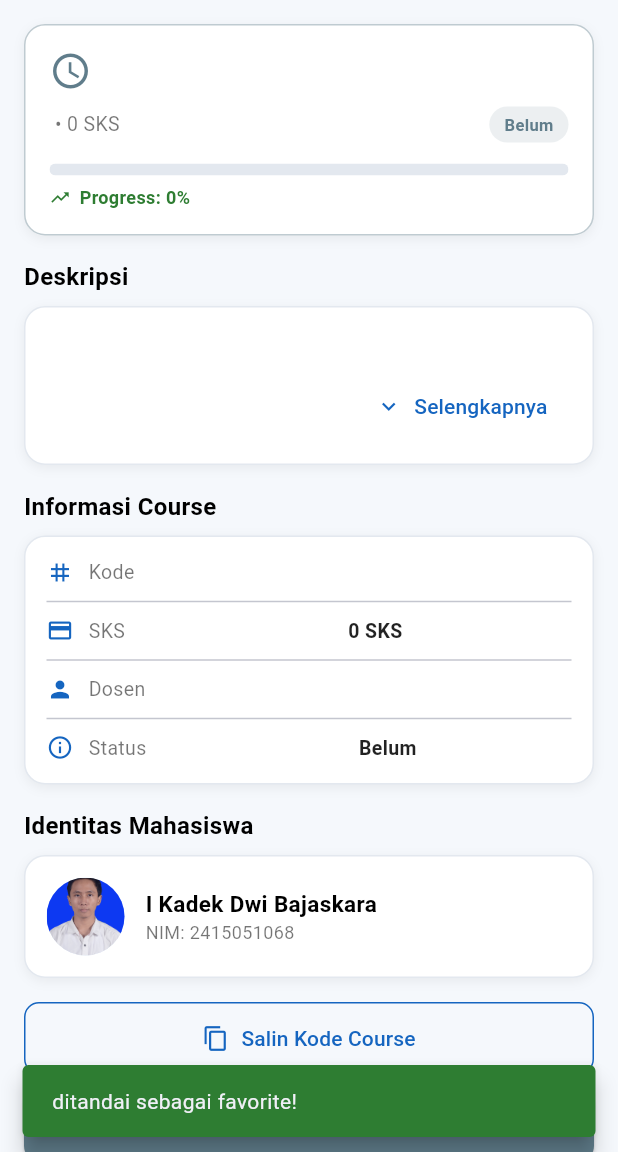
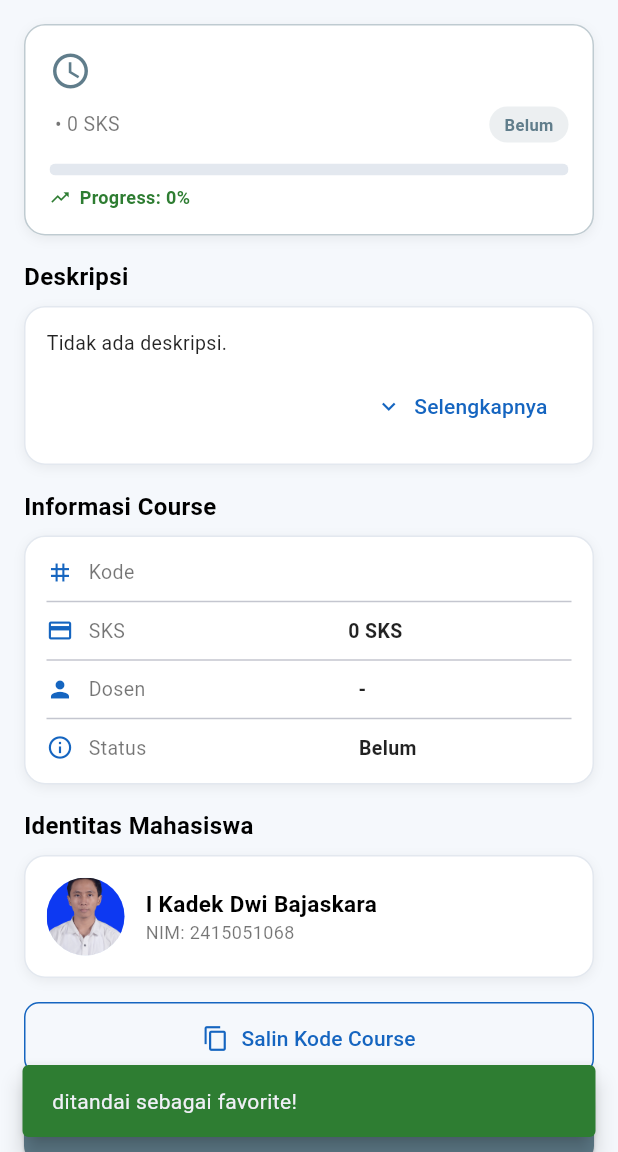
Before and after one commit to shiroKaraa/Course-Explorer-v2, a Flutter app: the CourseDetailPage screen opened directly with empty values, after a tap on "Tandai sebagai Favorite", on a phone screen of 412 x 824 dp, the part 84-1236 px from its top. Run offline on Flutter 3.47's test engine with Material 3 defaults, Android fonts, the phone set to English and light mode, and no system bars.

Commit message:
14-AB :  Tambah aksen emas dan migrasi CourseCard ke model Course

```diff
--- a/lib/core/app_colors.dart
+++ b/lib/core/app_colors.dart
@@ -1,13 +1,22 @@
 import 'package:flutter/material.dart';
 
 class AppColors {
+  // ===== PRIMARY (Undiksha Blue) =====
   static const primary = Color(0xFF1565C0);
   static const primarySoft = Color(0xFFE3F0FC);
+
+  // ===== STATUS =====
   static const success = Color(0xFF2E7D32);
   static const successSoft = Color(0xFFE6F4EA);
   static const warn = Color(0xFFEF6C00);
   static const muted = Color(0xFF607D8B);
+
+  // ===== BACKGROUND & BORDER =====
   static const bg = Color(0xFFF5F8FC);
   static const border = Color(0xFFE3E8EF);
   static const errorSoft = Color(0xFFFFEBEE);
+
+  // ===== GOLD ACCENT  =====
+  static const gold = Color(0xFFFFB300);
+  static const goldSoft = Color(0xFFFFF4D6);
 }
--- a/lib/core/legacy_globals.dart
+++ b/lib/core/legacy_globals.dart
@@ -9,7 +9,6 @@ import 'di.dart';
 import 'ui_helpers.dart';
 
 typedef Json = Map<String, dynamic>;
-
 final Future<Json> studentDataFuture = rootBundle
     .loadString('assets/data/student_data.json')
     .then((s) => jsonDecode(s) as Json);
--- a/lib/demos/tahap_5_6_7_demo.dart
+++ b/lib/demos/tahap_5_6_7_demo.dart
@@ -4,12 +4,15 @@ import 'package:provider/provider.dart';
 import '../core/app_colors.dart';
 import '../core/legacy_globals.dart';
 import '../core/ui_helpers.dart';
+import '../models/course.dart';
 import '../providers/course_provider.dart';
 import '../widgets/app_card.dart';
 import '../screens/course_detail_page.dart';
 
+// ===== TAHAP 6 =====
 class ChangeNotifierDemoCard extends StatelessWidget {
   const ChangeNotifierDemoCard({super.key});
+
   @override
   Widget build(BuildContext context) {
     final provider = context.watch<CourseProvider>();
@@ -102,8 +105,10 @@ class ChangeNotifierDemoCard extends StatelessWidget {
       );
 }
 
+// ===== TAHAP 7 =====
 class WatchReadConsumerDemoCard extends StatelessWidget {
   const WatchReadConsumerDemoCard({super.key});
+
   @override
   Widget build(BuildContext context) {
     final provider = context.watch<CourseProvider>();
@@ -206,6 +211,7 @@ class WatchReadConsumerDemoCard extends StatelessWidget {
 
 class ConsumerOnlyCounterTile extends StatelessWidget {
   const ConsumerOnlyCounterTile({super.key});
+
   @override
   Widget build(BuildContext context) => Consumer<CourseProvider>(
         builder: (context, provider, child) => Container(
@@ -229,26 +235,35 @@ class ConsumerOnlyCounterTile extends StatelessWidget {
       );
 }
 
+// ===== FAVORITE SECTION — baca dari provider, tampilkan Course typed =====
 class FavoriteSectionCard extends StatelessWidget {
   const FavoriteSectionCard({super.key});
 
   @override
   Widget build(BuildContext context) => Consumer<CourseProvider>(
-        builder: (context, provider, _) =>
-            withCourses(handleStates: false, (_, courses) {
-          final favCourses = courses
+        builder: (context, provider, _) {
+          if (!provider.hasLoaded) {
+            return AppCard(
+              borderColor: AppColors.gold.withValues(alpha: 0.35),
+              child: const Padding(
+                padding: EdgeInsets.symmetric(vertical: 12),
+                child: Center(child: CircularProgressIndicator()),
+              ),
+            );
+          }
+          final favCourses = provider.courses
               .where((c) => provider.isFavorite(c.code))
               .toList();
           return AppCard(
-            borderColor: AppColors.success.withValues(alpha: 0.35),
+            borderColor: AppColors.gold.withValues(alpha: 0.4),
             child:
                 Column(crossAxisAlignment: CrossAxisAlignment.start, children: [
               cardHeader(
                 Icons.star,
-                'Course Favorite (Provider)',
+                'Course Favorite',
                 Text('${favCourses.length}',
-                    style:
-                        ts(13, w: FontWeight.bold, color: AppColors.success)),
+                    style: ts(13, w: FontWeight.bold, color: AppColors.gold)),
+                color: AppColors.gold,
               ),
               gap(10),
               if (favCourses.isEmpty)
@@ -257,18 +272,18 @@ class FavoriteSectionCard extends StatelessWidget {
                 for (final c in favCourses) _favItem(context, c),
             ]),
           );
-        }),
+        },
       );
 
-  Widget _favItem(BuildContext context, Json c) => Padding(
+  Widget _favItem(BuildContext context, Course c) => Padding(
         padding: const EdgeInsets.only(bottom: 6),
         child: InkWell(
           borderRadius: BorderRadius.circular(8),
-          onTap: () => go(context, CourseDetailPage(course: c)),
+          onTap: () => openCourse(context, c),
           child: Padding(
             padding: const EdgeInsets.symmetric(horizontal: 6, vertical: 4),
             child: Row(children: [
-              const Icon(Icons.bookmark, size: 16, color: AppColors.success),
+              const Icon(Icons.bookmark, size: 16, color: AppColors.gold),
               const SizedBox(width: 8),
               Expanded(
                 child: Text(c.title,
--- a/lib/screens/course_detail_page.dart
+++ b/lib/screens/course_detail_page.dart
@@ -5,6 +5,7 @@ import 'package:provider/provider.dart';
 import '../core/app_colors.dart';
 import '../core/legacy_globals.dart';
 import '../core/ui_helpers.dart';
+import '../models/course.dart';
 import '../providers/course_provider.dart';
 import '../widgets/app_card.dart';
 import '../widgets/demo_scaffold.dart';
@@ -13,8 +14,12 @@ import '../widgets/info_card.dart';
 import '../widgets/scroll_page.dart';
 import '../widgets/status_helper.dart';
 
+void openCourse(BuildContext context, Course course) {
+  go(context, CourseDetailPage(course: course));
+}
+
 class CourseDetailPage extends StatefulWidget {
-  final Json course;
+  final Course course;
 
   const CourseDetailPage({super.key, required this.course});
 
@@ -28,17 +33,15 @@ class _CourseDetailPageState extends State<CourseDetailPage> {
   @override
   Widget build(BuildContext context) {
     final course = widget.course;
-    final code = course.str('code');
-
-    // watch: rebuild saat favorites berubah.
+    final code = course.code;
     final provider = context.watch<CourseProvider>();
     final isFavorite = provider.isFavorite(code);
-
     final status = course.status;
     final color = StatusHelper.color(status);
-    final credits = course.str('credits');
-    final progress = StatusHelper.progressOf(status);
-    final desc = course.str('description', 'Tidak ada deskripsi.');
+    final progress = course.progress;
+    final desc = course.description.isEmpty
+        ? 'Tidak ada deskripsi.'
+        : course.description;
 
     return DemoScaffold(
       body: ScrollPage([
@@ -55,7 +58,7 @@ class _CourseDetailPageState extends State<CourseDetailPage> {
             ]),
             gap(10),
             Row(children: [
-              Text('$code • $credits SKS', style: ts(13, color: Colors.black54)),
+              Text(course.summary, style: ts(13, color: Colors.black54)),
               const Spacer(),
               StatusHelper.badge(status),
             ]),
@@ -120,9 +123,9 @@ class _CourseDetailPageState extends State<CourseDetailPage> {
           'Informasi Course',
           InfoCard([
             InfoRow(Icons.tag, 'Kode', code),
-            InfoRow(Icons.credit_card, 'SKS', '$credits SKS'),
-            InfoRow(Icons.person, 'Dosen', course.str('dosen')),
-            InfoRow(Icons.info_outline, 'Status', StatusHelper.label(status)),
+            InfoRow(Icons.credit_card, 'SKS', '${course.credits} SKS'),
+            InfoRow(Icons.person, 'Dosen', course.dosen),
+            InfoRow(Icons.info_outline, 'Status', course.statusLabel),
           ]),
         ),
         ...section('Identitas Mahasiswa', const IdentityCard()),
@@ -139,12 +142,11 @@ class _CourseDetailPageState extends State<CourseDetailPage> {
         gap(10),
         ElevatedButton.icon(
           onPressed: () {
-            // Toggle langsung ke provider.
             context.read<CourseProvider>().toggleFavorite(code);
             final nowFav = context.read<CourseProvider>().isFavorite(code);
             showMsg(
               context,
-              '${course.str('title', 'Course')} '
+              '${course.title} '
               '${nowFav ? 'ditandai sebagai favorite!' : 'dihapus dari favorite.'}',
               color: nowFav ? AppColors.success : AppColors.primary,
             );
--- a/lib/screens/course_grid_page.dart
+++ b/lib/screens/course_grid_page.dart
@@ -2,9 +2,9 @@ import 'package:flutter/material.dart';
 import 'package:provider/provider.dart';
 
 import '../core/app_colors.dart';
-import '../core/app_strings.dart';
 import '../core/legacy_globals.dart';
 import '../core/ui_helpers.dart';
+import '../models/course.dart';
 import '../providers/course_provider.dart';
 import '../widgets/course_card.dart';
 import '../widgets/demo_scaffold.dart';
@@ -19,84 +19,90 @@ const _filterOptions = <(String, String, IconData)>[
   ('favorite', 'Favorite', Icons.star),
 ];
 
-bool _matchesFilter(String filter, Json c, Set<String> favs) =>
+bool _matchesFilter(String filter, Course c, Set<String> favs) =>
     switch (filter) {
       'done' || 'active' || 'planned' => c.status == filter,
       'favorite' => favs.contains(c.code),
       _ => true,
     };
 
-void openCourse(BuildContext context, Json course) {
-  go(context, CourseDetailPage(course: course));
-}
-
-Future<void> confirmRemoveFavorite(BuildContext context, Json course) async {
-  final code = course.code;
-  final provider = context.read<CourseProvider>();
-  if (!provider.isFavorite(code)) return;
-  final ok = await showDialog<bool>(
-    context: context,
-    builder: (ctx) => AlertDialog(
-      title: const Text('Hapus Favorite?'),
-      content:
-          Text('Hapus "${course.str('title', 'Course')}" dari daftar favorite?'),
-      actions: [
-        TextButton(
-            onPressed: () => Navigator.pop(ctx, false),
-            child: const Text('Batal')),
-        ElevatedButton(
-          onPressed: () => Navigator.pop(ctx, true),
-          style: ElevatedButton.styleFrom(
-              backgroundColor: Colors.red, foregroundColor: Colors.white),
-          child: const Text('Hapus'),
-        ),
-      ],
-    ),
-  );
-  if (ok != true || !context.mounted) return;
-  provider.toggleFavorite(code);
-  showMsg(context, 'Dihapus dari favorite.', color: Colors.red);
-}
-
-class CourseGridPage extends StatelessWidget {
+class CourseGridPage extends StatefulWidget {
   final bool standalone;
 
   const CourseGridPage({super.key, this.standalone = false});
 
   @override
+  State<CourseGridPage> createState() => _CourseGridPageState();
+}
+
+class _CourseGridPageState extends State<CourseGridPage> {
+  @override
+  void initState() {
+    super.initState();
+    WidgetsBinding.instance.addPostFrameCallback((_) {
+      if (!mounted) return;
+      final provider = context.read<CourseProvider>();
+      if (!provider.hasLoaded && !provider.isLoading) {
+        provider.loadCourses();
+      }
+    });
+  }
+
+  @override
   Widget build(BuildContext context) {
-    final content = withCourses((data, courses) {
-      final s = (data['student'] as Json?) ?? {};
-      return Column(children: [
-        Padding(
-          padding: const EdgeInsets.fromLTRB(16, 12, 16, 8),
+    final provider = context.watch<CourseProvider>();
+
+    return DemoScaffold(
+      body: Column(children: [
+        const Padding(
+          padding: EdgeInsets.fromLTRB(16, 12, 16, 8),
           child: IdentityCard(
-            name: s['name'] ?? studentName,
-            nim: s['nim'] ?? studentId,
-            subtitle:
-                '${s['program'] ?? 'Mahasiswa'} • Semester ${s['semester'] ?? '-'}',
+            subtitle: 'Pendidikan Teknik Informatika • Semester 5',
           ),
         ),
         const _FilterBar(),
-        Expanded(
-          child: ListenableBuilder(
-            listenable: Listenable.merge([courseFilter]),
-            builder: (context, _) {
-              final provider = context.watch<CourseProvider>();
-              final favs = provider.favorites;
-              final filtered = courses
-                  .where((c) => _matchesFilter(courseFilter.value, c, favs))
-                  .toList();
-              return filtered.isEmpty
-                  ? _emptyState()
-                  : _grid(context, filtered, provider);
-            },
-          ),
+        Expanded(child: _body(context, provider)),
+      ]),
+    );
+  }
+
+  Widget _body(BuildContext context, CourseProvider provider) {
+    if (provider.isLoading && !provider.hasLoaded) {
+      return const Center(child: CircularProgressIndicator());
+    }
+    if (provider.error != null && !provider.hasLoaded) {
+      return _errorState(provider.error!);
+    }
+
+    final favs = provider.favorites;
+    final filtered = provider.courses
+        .where((c) => _matchesFilter(courseFilter.value, c, favs))
+        .toList();
+
+    if (filtered.isEmpty) return _emptyState();
+    return _grid(context, filtered, provider);
+  }
+
+  Widget _errorState(String message) => Center(
+        child: Padding(
+          padding: const EdgeInsets.all(24),
+          child: Column(mainAxisSize: MainAxisSize.min, children: [
+            const Icon(Icons.error_outline, size: 48, color: Colors.red),
+            gap(10),
+            Text('Gagal memuat data',
+                style: ts(15, w: FontWeight.bold, color: Colors.red)),
+            gap(6),
+            hint(message),
+            gap(16),
+            ElevatedButton.icon(
+              onPressed: () => context.read<CourseProvider>().refresh(),
+              icon: const Icon(Icons.refresh, size: 16),
+              label: const Text('Coba Lagi'),
+              style: filled(AppColors.primary, pad: 10),
+            ),
+          ]),
         ),
-      ]);
-    });
-    return standalone ? DemoScaffold(body: content) : content;
-  }
+      );
 
   Widget _emptyState() => Center(
         child: Padding(
@@ -109,7 +115,11 @@ class CourseGridPage extends StatelessWidget {
         ),
       );
 
-  Widget _grid(BuildContext context, List<Json> items, CourseProvider provider) =>
+  Widget _grid(
+    BuildContext context,
+    List<Course> items,
+    CourseProvider provider,
+  ) =>
       LayoutBuilder(
         builder: (context, c) => GridView.builder(
           padding: const EdgeInsets.fromLTRB(16, 4, 16, 16),
@@ -123,12 +133,11 @@ class CourseGridPage extends StatelessWidget {
           itemBuilder: (_, i) {
             final course = items[i];
             final code = course.code;
-            final isFav = provider.isFavorite(code);
             return CourseCard(
               course: course,
-              isFavorite: isFav,
+              isFavorite: provider.isFavorite(code),
               onTap: () => openCourse(context, course),
-              onLongPress: () => confirmRemoveFavorite(context, course),
+              onLongPress: () => _confirmRemove(context, course),
               onToggleFavorite: () {
                 context.read<CourseProvider>().toggleFavorite(code);
               },
@@ -136,6 +145,32 @@ class CourseGridPage extends StatelessWidget {
           },
         ),
       );
+
+  Future<void> _confirmRemove(BuildContext context, Course course) async {
+    final provider = context.read<CourseProvider>();
+    if (!provider.isFavorite(course.code)) return;
+    final ok = await showDialog<bool>(
+      context: context,
+      builder: (ctx) => AlertDialog(
+        title: const Text('Hapus Favorite?'),
+        content: Text('Hapus "${course.title}" dari daftar favorite?'),
+        actions: [
+          TextButton(
+              onPressed: () => Navigator.pop(ctx, false),
+              child: const Text('Batal')),
+          ElevatedButton(
+            onPressed: () => Navigator.pop(ctx, true),
+            style: ElevatedButton.styleFrom(
+                backgroundColor: Colors.red, foregroundColor: Colors.white),
+            child: const Text('Hapus'),
+          ),
+        ],
+      ),
+    );
+    if (ok != true || !context.mounted) return;
+    provider.toggleFavorite(course.code);
+    showMsg(context, 'Dihapus dari favorite.', color: Colors.red);
+  }
 }
 
 class _FilterBar extends StatelessWidget {
--- a/lib/screens/favorites_page.dart
+++ b/lib/screens/favorites_page.dart
@@ -4,39 +4,69 @@ import 'package:provider/provider.dart';
 import '../core/app_colors.dart';
 import '../core/legacy_globals.dart';
 import '../core/ui_helpers.dart';
+import '../models/course.dart';
 import '../providers/course_provider.dart';
 import '../widgets/course_card.dart';
 import '../widgets/demo_scaffold.dart';
 import 'course_detail_page.dart';
 
-class FavoritesPage extends StatelessWidget {
+class FavoritesPage extends StatefulWidget {
   final bool standalone;
 
   const FavoritesPage({super.key, this.standalone = false});
 
   @override
+  State<FavoritesPage> createState() => _FavoritesPageState();
+}
+
+class _FavoritesPageState extends State<FavoritesPage> {
+  @override
+  void initState() {
+    super.initState();
+    WidgetsBinding.instance.addPostFrameCallback((_) {
+      if (!mounted) return;
+      final provider = context.read<CourseProvider>();
+      if (!provider.hasLoaded && !provider.isLoading) {
+        provider.loadCourses();
+      }
+    });
+  }
+
+  @override
   Widget build(BuildContext context) {
     final provider = context.watch<CourseProvider>();
-    final favCodes = provider.favorites;
 
-    final content = withCourses((_, courses) {
-      final favCourses =
-          courses.where((c) => favCodes.contains(c.code)).toList();
-
-      return Column(children: [
+    return DemoScaffold(
+      body: Column(children: [
         Padding(
           padding: const EdgeInsets.fromLTRB(16, 12, 16, 8),
-          child: _SummaryHeader(count: favCourses.length),
+          child: _SummaryHeader(count: provider.favoriteCount),
         ),
-        Expanded(
-          child: favCourses.isEmpty
-              ? _emptyState()
-              : _grid(context, favCourses, provider),
+        Expanded(child: _body(context, provider)),
+      ]),
+    );
+  }
+
+  Widget _body(BuildContext context, CourseProvider provider) {
+    if (provider.isLoading && !provider.hasLoaded) {
+      return const Center(child: CircularProgressIndicator());
+    }
+    if (provider.error != null && !provider.hasLoaded) {
+      return Center(
+        child: Padding(
+          padding: const EdgeInsets.all(24),
+          child: Text('Gagal memuat data: ${provider.error}',
+              style: const TextStyle(color: Colors.red)),
         ),
-      ]);
-    });
+      );
+    }
 
-    return standalone ? DemoScaffold(body: content) : content;
+    final favs = provider.favorites;
+    final favCourses =
+        provider.courses.where((c) => favs.contains(c.code)).toList();
+
+    if (favCourses.isEmpty) return _emptyState();
+    return _grid(context, favCourses);
   }
 
   Widget _emptyState() => Center(
@@ -54,12 +84,7 @@ class FavoritesPage extends StatelessWidget {
         ),
       );
 
-  Widget _grid(
-    BuildContext context,
-    List<Json> items,
-    CourseProvider provider,
-  ) =>
-      LayoutBuilder(
+  Widget _grid(BuildContext context, List<Course> items) => LayoutBuilder(
         builder: (context, c) => GridView.builder(
           padding: const EdgeInsets.fromLTRB(16, 4, 16, 16),
           gridDelegate: SliverGridDelegateWithFixedCrossAxisCount(
@@ -74,7 +99,7 @@ class FavoritesPage extends StatelessWidget {
             return CourseCard(
               course: course,
               isFavorite: true,
-              onTap: () => go(context, CourseDetailPage(course: course)),
+              onTap: () => openCourse(context, course),
               onLongPress: () => _confirmRemove(context, course),
               onToggleFavorite: () => _confirmRemove(context, course),
             );
@@ -82,14 +107,12 @@ class FavoritesPage extends StatelessWidget {
         ),
       );
 
-  Future<void> _confirmRemove(BuildContext context, Json course) async {
-    final code = course.code;
+  Future<void> _confirmRemove(BuildContext context, Course course) async {
     final ok = await showDialog<bool>(
       context: context,
       builder: (ctx) => AlertDialog(
         title: const Text('Hapus dari Favorite?'),
-        content: Text(
-            'Hapus "${course.str('title', 'Course')}" dari daftar favorite?'),
+        content: Text('Hapus "${course.title}" dari daftar favorite?'),
         actions: [
           TextButton(
               onPressed: () => Navigator.pop(ctx, false),
@@ -104,7 +127,7 @@ class FavoritesPage extends StatelessWidget {
       ),
     );
     if (ok != true || !context.mounted) return;
-    context.read<CourseProvider>().toggleFavorite(code);
+    context.read<CourseProvider>().toggleFavorite(course.code);
     showMsg(context, 'Dihapus dari favorite.', color: Colors.red);
   }
 }
@@ -119,15 +142,15 @@ class _SummaryHeader extends StatelessWidget {
         decoration: BoxDecoration(
           gradient: LinearGradient(
             colors: [
-              AppColors.success.withValues(alpha: 0.12),
-              AppColors.successSoft,
+              AppColors.gold.withValues(alpha: 0.15),
+              AppColors.goldSoft,
             ],
           ),
           borderRadius: BorderRadius.circular(14),
-          border: Border.all(color: AppColors.success.withValues(alpha: 0.35)),
+          border: Border.all(color: AppColors.gold.withValues(alpha: 0.4)),
         ),
         child: Row(children: [
-          const Icon(Icons.star, color: AppColors.success, size: 28),
+          const Icon(Icons.star, color: AppColors.gold, size: 28),
           const SizedBox(width: 12),
           Expanded(
             child: Column(
@@ -136,8 +159,7 @@ class _SummaryHeader extends StatelessWidget {
                 Text('Course Favorite Saya',
                     style: ts(16, w: FontWeight.bold, color: Colors.black)),
                 gap(4),
-                Text('$count course',
-                    style: ts(12, color: Colors.black54)),
+                Text('$count course', style: ts(12, color: Colors.black54)),
               ],
             ),
           ),
--- a/lib/widgets/course_card.dart
+++ b/lib/widgets/course_card.dart
@@ -1,12 +1,13 @@
 import 'package:flutter/material.dart';
+
 import '../core/app_colors.dart';
-import '../core/legacy_globals.dart';
 import '../core/ui_helpers.dart';
+import '../models/course.dart';
 import 'app_card.dart';
 import 'status_helper.dart';
 
 class CourseCard extends StatefulWidget {
-  final Json course;
+  final Course course;
   final bool isFavorite;
   final VoidCallback? onTap, onLongPress;
   final VoidCallback? onToggleFavorite;
@@ -40,7 +41,7 @@ class _CourseCardState extends State<CourseCard> {
       onTap: widget.onTap,
       onLongPress: widget.onLongPress,
       borderColor: widget.isFavorite
-          ? AppColors.success.withValues(alpha: 0.6)
+          ? AppColors.gold.withValues(alpha: 0.7)
           : color.withValues(alpha: 0.25),
       child: Column(crossAxisAlignment: CrossAxisAlignment.start, children: [
         Row(children: [
@@ -60,34 +61,32 @@ class _CourseCardState extends State<CourseCard> {
                 padding: const EdgeInsets.all(4),
                 child: Icon(
                   widget.isFavorite ? Icons.star : Icons.star_border,
-                  color: widget.isFavorite
-                      ? AppColors.success
-                      : AppColors.muted,
+                  color:
+                      widget.isFavorite ? AppColors.gold : AppColors.muted,
                   size: 20,
                 ),
               ),
             )
           else if (widget.isFavorite)
-            const Icon(Icons.star, color: AppColors.success, size: 18),
+            const Icon(Icons.star, color: AppColors.gold, size: 18),
         ]),
         gap(4),
-        Text('${course.str('code')} • ${course.str('credits')} SKS',
-            style: ts(11, color: Colors.black54)),
+        Text(course.summary, style: ts(11, color: Colors.black54)),
         gap(4),
         Expanded(
           child: _showDescription
               ? SingleChildScrollView(
-                  child: Text(course.str('description', ''),
+                  child: Text(course.description,
                       style: ts(11, color: Colors.black87, height: 1.4)),
                 )
-              : Text(course.str('description', ''),
+              : Text(course.description,
                   maxLines: 3,
                   overflow: TextOverflow.ellipsis,
                   style: ts(11, color: Colors.black45, height: 1.3)),
         ),
         Row(children: [
           Expanded(
-            child: Text('Dosen: ${course.str('dosen')}',
+            child: Text('Dosen: ${course.dosen}',
                 maxLines: 1,
                 overflow: TextOverflow.ellipsis,
                 style:
```
Also changed, not shown: lib/screens/home_tab_page.dart (+39 -10 lines), assets/images/logo_undiksha.png (added), 1 other file.
